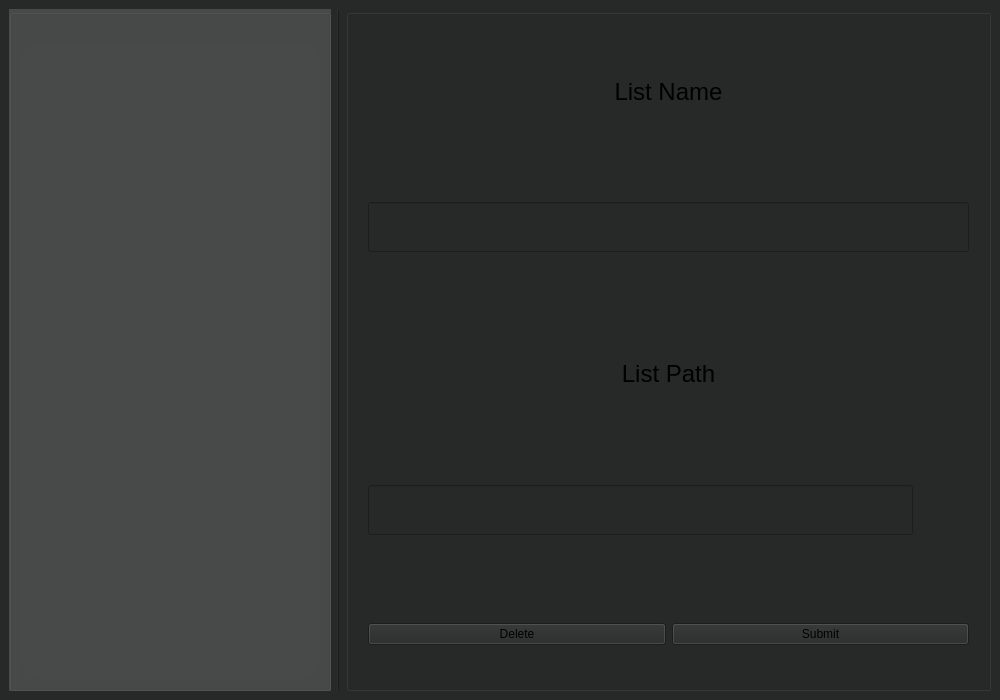
This is listset.ui in 454270186/XJCO2811_UserInterface as Qt 5 draws it before an edit. The edited form follows.
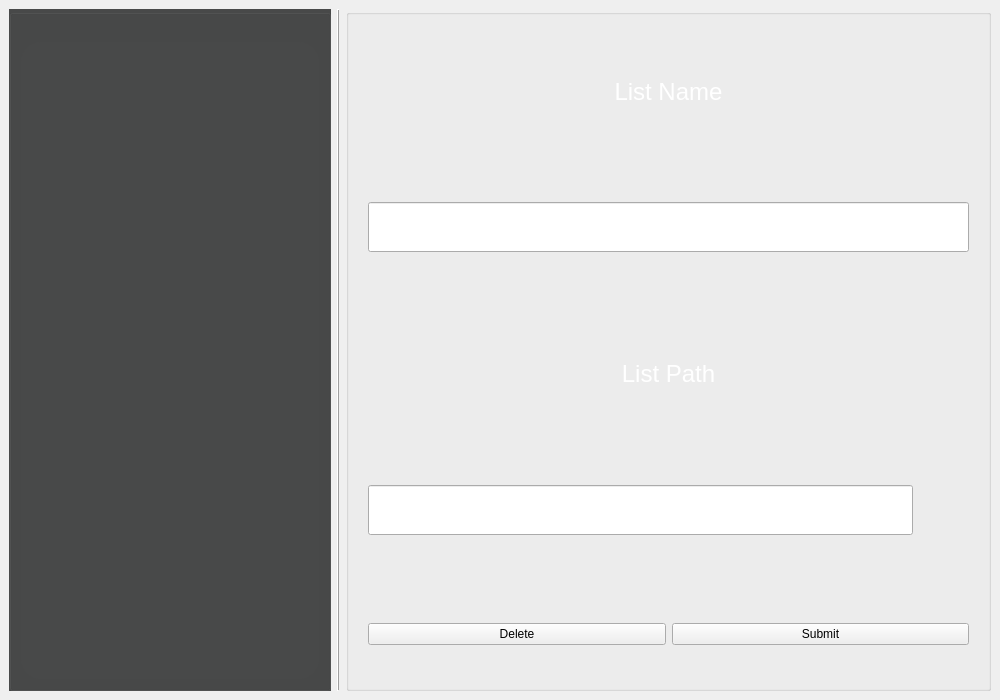
This is the edited form. Icons and pictures are not drawn.

Commit message: feat: add qss icon and hover

Patch:
```diff
--- a/listset.ui
+++ b/listset.ui
@@ -29,8 +29,7 @@
    <enum>Qt::LeftToRight</enum>
   </property>
   <property name="styleSheet">
-   <string notr="true">font: 9pt &quot;Arial&quot;;
-background-color: rgb(39, 40, 40);</string>
+   <string notr="true"/>
   </property>
   <widget class="QWidget" name="centralwidget">
    <property name="sizePolicy">
@@ -218,6 +217,9 @@
            <pointsize>18</pointsize>
           </font>
          </property>
+         <property name="styleSheet">
+          <string notr="true">color: rgb(255, 255, 255);</string>
+         </property>
          <property name="text">
           <string>List Name</string>
          </property>
@@ -270,6 +272,9 @@
            <pointsize>18</pointsize>
           </font>
          </property>
+         <property name="styleSheet">
+          <string notr="true">color: rgb(255, 255, 255);</string>
+         </property>
          <property name="text">
           <string>List Path</string>
          </property>
```
The commit also changes 2 other files.
